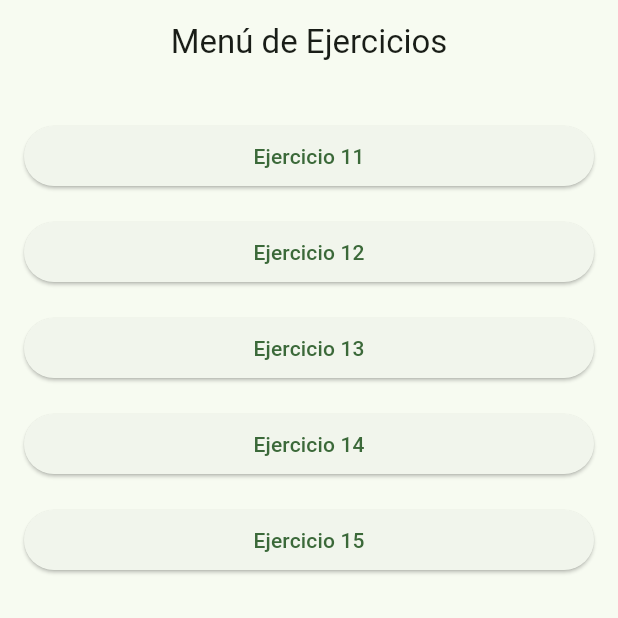
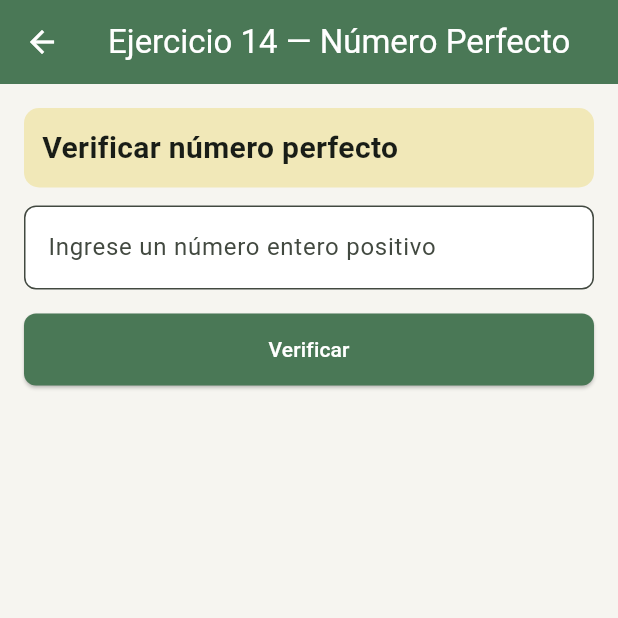
Before and after one commit to MateoJa54/Tarea1_moviles, a Flutter app: the screen it shows after launch, after a tap on "Ejercicio 14", on a phone screen of 412 x 824 dp, the top half of it. Run offline on Flutter 3.47's test engine with Material 3 defaults, Android fonts, the phone set to English and light mode, and no system bars.

Commit message:
Añadido ejercicio 14

```diff
--- a/lib/main.dart
+++ b/lib/main.dart
@@ -29,7 +29,7 @@ class EjerciciosApp extends StatelessWidget {
         '/ej11': (context) => const Ejercicio11Page(),
         '/ej12': (context) => const Ejercicio12Page(),
         // '/ej13': (context) => const Ejercicio13Page(),
-        // '/ej14': (context) => const Ejercicio14Page(),
+        '/ej14': (context) => const Ejercicio14Page(),
         // '/ej15': (context) => const Ejercicio15Page(),
       },
     );
--- a/lib/pantallas/ejercicio14.dart
+++ b/lib/pantallas/ejercicio14.dart
@@ -0,0 +1,118 @@
+import 'package:flutter/material.dart';
+
+class Ejercicio14Page extends StatefulWidget {
+  const Ejercicio14Page({super.key});
+
+  @override
+  State<Ejercicio14Page> createState() => _Ejercicio14PageState();
+}
+
+class _Ejercicio14PageState extends State<Ejercicio14Page> {
+  final numeroCtrl = TextEditingController();
+
+  String resultado = '';
+
+  void verificarNumeroPerfecto() {
+    final numero = int.tryParse(numeroCtrl.text);
+
+    if (numero == null || numero <= 0) {
+      ScaffoldMessenger.of(context).showSnackBar(
+        const SnackBar(content: Text('Ingrese un numero entero positivo.')),
+      );
+      return;
+    }
+
+    int suma = 0;
+
+    for (int i = 1; i < numero; i++) {
+      if (numero % i == 0) {
+        suma += i;
+      }
+    }
+
+    setState(() {
+      if (suma == numero) {
+        resultado = 'El numero $numero es perfecto.';
+      } else {
+        resultado = 'El numero $numero no es perfecto.';
+      }
+    });
+  }
+
+  @override
+  Widget build(BuildContext context) {
+    final Color primaryColor = const Color(0xFF4A7856);
+    final Color accentColor = const Color(0xFFF1E8B8);
+    final Color backgroundColor = const Color(0xFFF6F5F0);
+
+    return Scaffold(
+      appBar: AppBar(
+        title: const Text('Ejercicio 14 — Número Perfecto'),
+        centerTitle: true,
+        backgroundColor: primaryColor,
+        foregroundColor: Colors.white,
+      ),
+      backgroundColor: backgroundColor,
+      body: Padding(
+        padding: const EdgeInsets.all(16.0),
+        child: Column(
+          crossAxisAlignment: CrossAxisAlignment.stretch,
+          children: [
+            Container(
+              padding: const EdgeInsets.all(12),
+              decoration: BoxDecoration(
+                color: accentColor,
+                borderRadius: BorderRadius.circular(10),
+              ),
+              child: const Text(
+                'Verificar número perfecto',
+                style: TextStyle(
+                  fontSize: 20,
+                  fontWeight: FontWeight.bold
+                ),
+              ),
+            ),
+
+            const SizedBox(height: 12),
+            TextField(
+              controller: numeroCtrl,
+              keyboardType: TextInputType.number,
+              decoration: InputDecoration(
+                labelText: 'Ingrese un número entero positivo',
+                filled: true,
+                fillColor: Colors.white,
+                border: OutlineInputBorder(
+                  borderRadius: BorderRadius.circular(8),
+                ),
+              ),
+            ),
+
+            const SizedBox(height: 16),
+            ElevatedButton(
+              style: ElevatedButton.styleFrom(
+                backgroundColor: primaryColor,
+                padding: const EdgeInsets.symmetric(vertical: 14),
+                foregroundColor: Colors.white,
+                shape: RoundedRectangleBorder(
+                  borderRadius: BorderRadius.circular(8),
+                ),
+              ),
+              onPressed: verificarNumeroPerfecto,
+              child: const Text('Verificar'),
+            ),
+
+            const SizedBox(height: 20),
+            Text(
+              resultado,
+              style: TextStyle(
+                fontSize: 20,
+                fontWeight: FontWeight.bold,
+                color: primaryColor,
+              ),
+            ),
+          ],
+        ),
+      ),
+    );
+  }
+}
```
